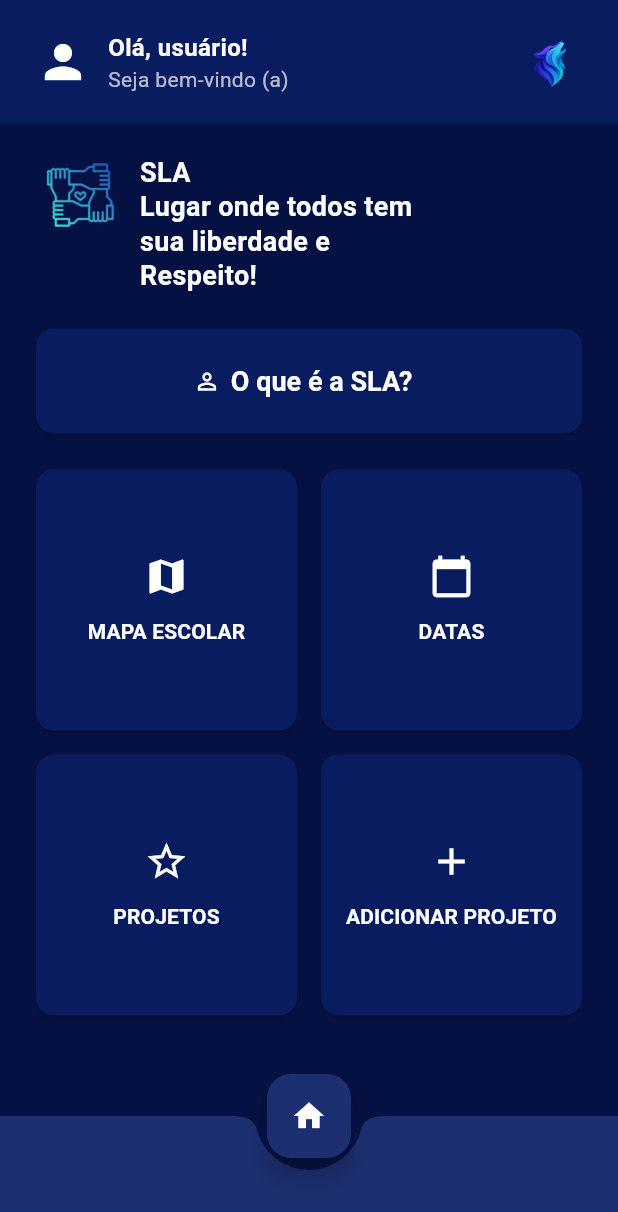
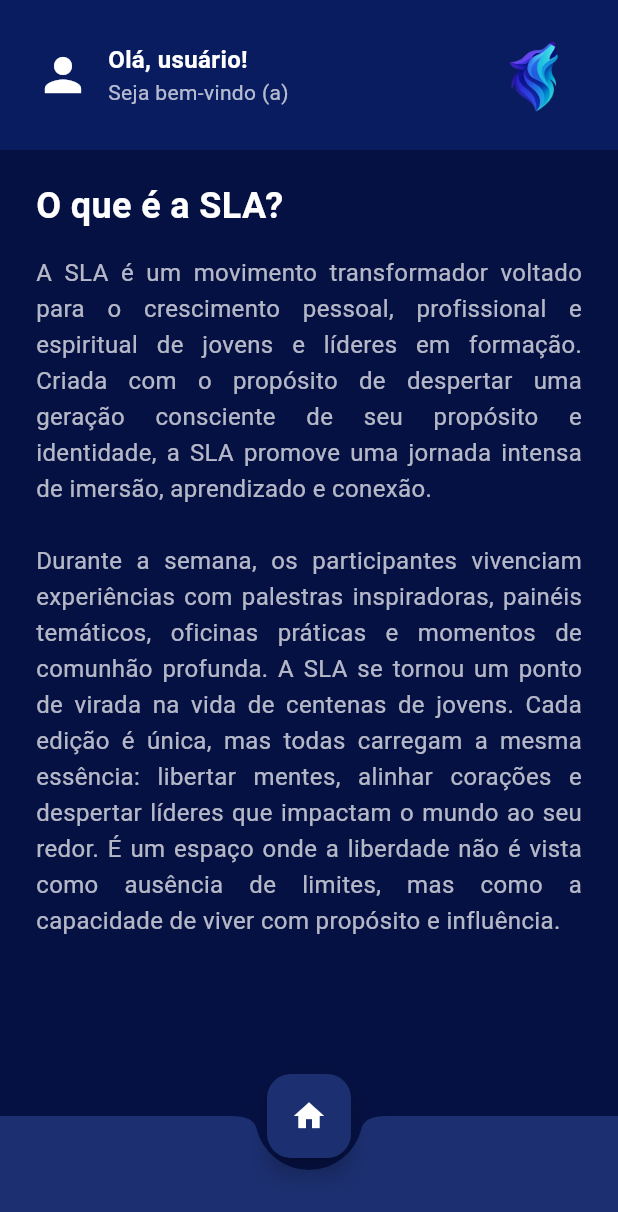
Before and after one commit to NicollayDavi/tcc_sla_project, a Flutter app: the HomePage screen opened directly, after a tap on "O que é a SLA?", on a phone screen of 412 x 824 dp. Shown: the top 1212 px of the screen. Run offline on Flutter 3.47's test engine with Material 3 defaults, Android fonts, the phone set to English and light mode, and no system bars.

Commit message:
em aula 06/08 dois

```diff
--- a/lib/pages/home_page.dart
+++ b/lib/pages/home_page.dart
@@ -1,10 +1,10 @@
 import 'package:flutter/material.dart';
 import 'package:tcc_sla_project/pages/profile_page.dart';
-// Importe suas páginas abaixo
 import 'package:tcc_sla_project/pages/map_page.dart';
 import 'package:tcc_sla_project/pages/date_page.dart';
 import 'package:tcc_sla_project/pages/project_page.dart';
 import 'package:tcc_sla_project/pages/add_project_page.dart';
+import 'package:tcc_sla_project/pages/sla_page.dart';
 
 class HomePage extends StatelessWidget {
   const HomePage({super.key});
@@ -74,7 +74,7 @@
                     ),
                   ],
                 ),
-                Image.asset('assets/images/logo1.png', height: 40), // lobo
+                Image.asset('assets/images/logo1.png', height: 60), // lobo
               ],
             ),
           ),
@@ -93,7 +93,7 @@
                   Row(
                     crossAxisAlignment: CrossAxisAlignment.start,
                     children: [
-                      Image.asset('assets/images/logo2.png', height: 60),
+                      Image.asset('assets/images/logo2.png', height: 80),
                       const SizedBox(width: 16),
                       const Expanded(
                         child: Text(
@@ -113,6 +113,10 @@
                   // Botão "O que é a SLA?" mais alto
                   ElevatedButton.icon(
                     onPressed: () {
+                      Navigator.push(
+                        context,
+                        MaterialPageRoute(builder: (_) => const SlaPage()),
+                      );
                       // Ação da SLA
                     },
                     icon: const Icon(Icons.person_outline),
--- /dev/null
+++ b/lib/pages/sla_page.dart
@@ -0,0 +1,110 @@
+import 'package:flutter/material.dart';
+import 'package:tcc_sla_project/pages/profile_page.dart';
+
+class SlaPage extends StatelessWidget {
+  const SlaPage({super.key});
+
+  @override
+  Widget build(BuildContext context) {
+    return Scaffold(
+      backgroundColor: const Color(0xFF061143),
+
+      floatingActionButton: FloatingActionButton(
+        onPressed: () {
+          Navigator.pop(context); // volta para a Home
+        },
+        backgroundColor: const Color(0xFF1C2F70),
+        child: const Icon(Icons.home, color: Colors.white),
+      ),
+      floatingActionButtonLocation: FloatingActionButtonLocation.centerDocked,
+
+      bottomNavigationBar: BottomAppBar(
+        color: const Color(0xFF1C2F70),
+        shape: const CircularNotchedRectangle(),
+        notchMargin: 8.0,
+        child: const SizedBox(height: 56),
+      ),
+
+      body: Column(
+        children: [
+          // Header com perfil e logo
+          Container(
+            color: const Color(0xFF0A1C60),
+            padding: const EdgeInsets.symmetric(horizontal: 24.0, vertical: 20),
+            child: Row(
+              mainAxisAlignment: MainAxisAlignment.spaceBetween,
+              children: [
+                Row(
+                  children: [
+                    GestureDetector(
+                      onTap: () {
+                        Navigator.push(
+                          context,
+                          MaterialPageRoute(builder: (_) => const ProfilePage()),
+                        );
+                      },
+                      child: const Icon(Icons.person, color: Colors.white, size: 36),
+                    ),
+                    const SizedBox(width: 12),
+                    const Column(
+                      crossAxisAlignment: CrossAxisAlignment.start,
+                      children: [
+                        Text(
+                          "Olá, usuário!",
+                          style: TextStyle(
+                            color: Colors.white,
+                            fontWeight: FontWeight.bold,
+                            fontSize: 16,
+                          ),
+                        ),
+                        Text(
+                          "Seja bem-vindo (a)",
+                          style: TextStyle(color: Colors.white70, fontSize: 14),
+                        ),
+                      ],
+                    ),
+                  ],
+                ),
+                Image.asset('assets/images/logo1.png', height: 60),
+              ],
+            ),
+          ),
+
+          // Conteúdo principal
+          Expanded(
+            child: SingleChildScrollView(
+              padding: const EdgeInsets.symmetric(horizontal: 24.0, vertical: 20),
+              child: Column(
+                crossAxisAlignment: CrossAxisAlignment.start,
+                children: const [
+                  Text(
+                    "O que é a SLA?",
+                    style: TextStyle(
+                      color: Colors.white,
+                      fontSize: 24,
+                      fontWeight: FontWeight.bold,
+                    ),
+                  ),
+                  SizedBox(height: 16),
+                  Text(
+                    "A SLA é um movimento transformador voltado para o crescimento pessoal, profissional e espiritual de jovens e líderes em formação. "
+                    "Criada com o propósito de despertar uma geração consciente de seu propósito e identidade, a SLA promove uma jornada intensa de imersão, aprendizado e conexão.\n\n"
+                    "Durante a semana, os participantes vivenciam experiências com palestras inspiradoras, painéis temáticos, oficinas práticas e momentos de comunhão profunda. "
+                    "A SLA se tornou um ponto de virada na vida de centenas de jovens. Cada edição é única, mas todas carregam a mesma essência: libertar mentes, alinhar corações e despertar líderes que impactam o mundo ao seu redor. "
+                    "É um espaço onde a liberdade não é vista como ausência de limites, mas como a capacidade de viver com propósito e influência.",
+                    style: TextStyle(
+                      color: Colors.white70,
+                      fontSize: 16,
+                      height: 1.5,
+                    ),
+                    textAlign: TextAlign.justify,
+                  ),
+                ],
+              ),
+            ),
+          ),
+        ],
+      ),
+    );
+  }
+}
```
